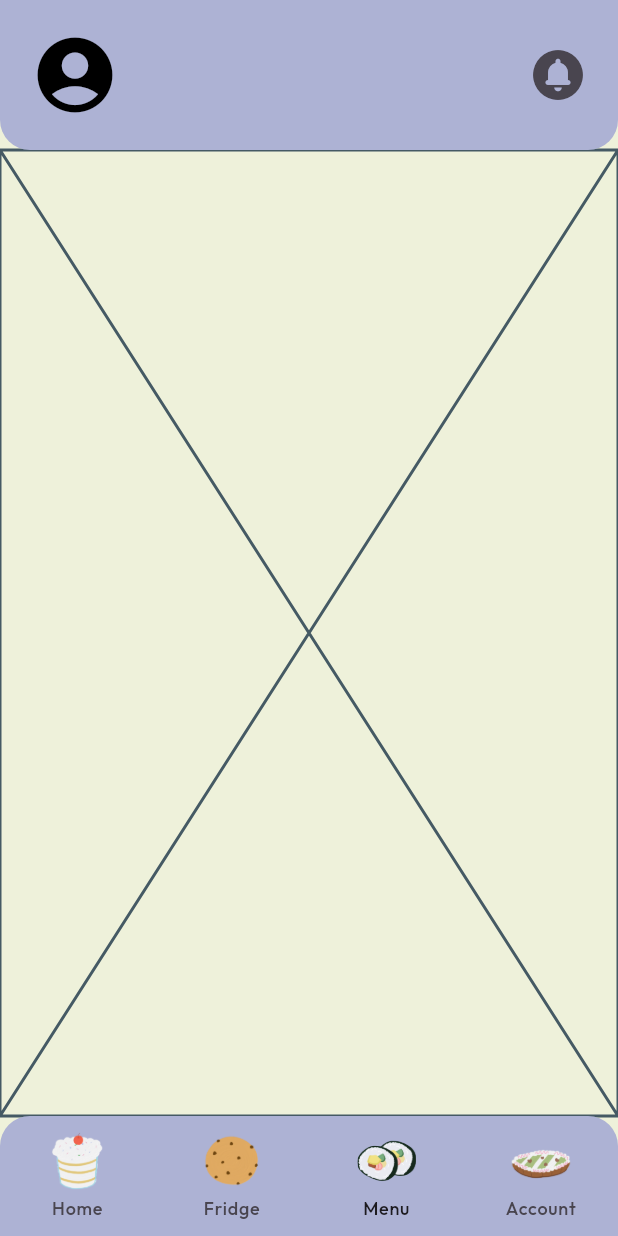
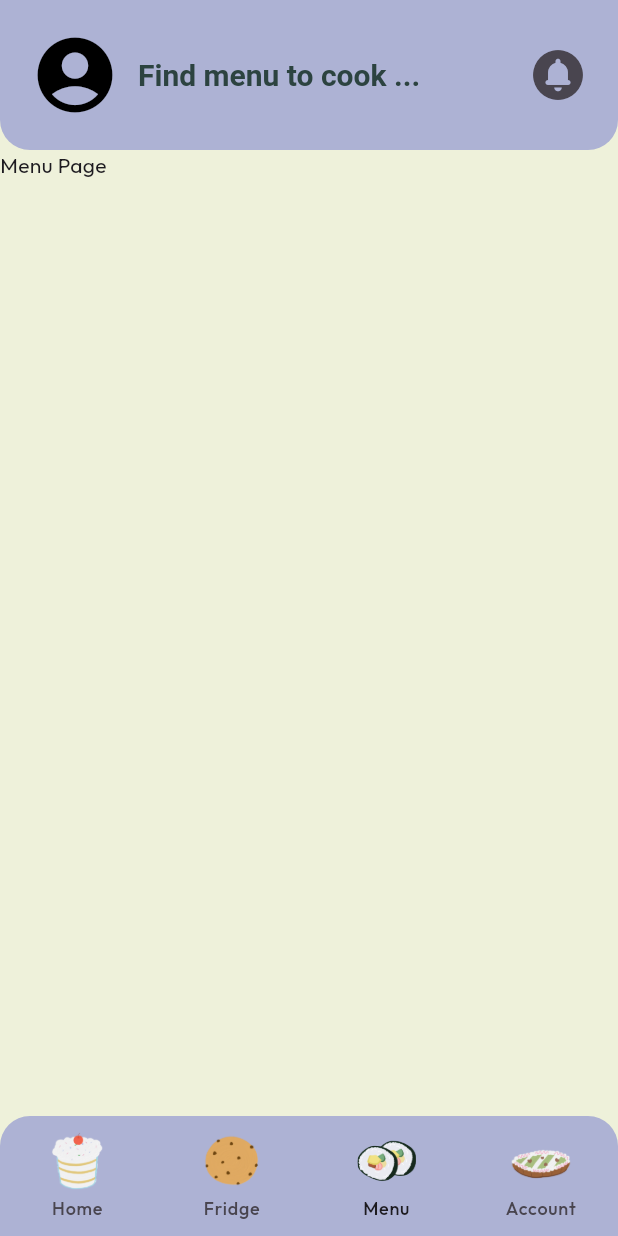
Before and after one commit to ttaaeee69/Freshly, a Flutter app: the screen it shows after launch, item 3 of the bottom bar chosen, on a phone screen of 412 x 824 dp. Run offline on Flutter 3.47's test engine with Material 3 defaults, Android fonts, the phone set to English and light mode, and no system bars; our stand-ins replace google_fonts, hexcolor.

Commit message:
create menu page and connect to BottomNavBar

```diff
--- a/freshly/lib/main.dart
+++ b/freshly/lib/main.dart
@@ -3,6 +3,7 @@ import 'package:hexcolor/hexcolor.dart';
 import 'package:google_fonts/google_fonts.dart';
 import 'pages/home_page.dart';
 import 'pages/fridge_page.dart';
+import 'pages/menu_page.dart';
 
 void main() {
   runApp(const Freshly());
@@ -106,6 +107,14 @@ class _PageNavigatorState extends State<PageNavigator> {
                     fontWeight: FontWeight.bold,
                   ),
                 ),
+              if (_selectedIndex == 2)
+                const Text(
+                  "Find menu to cook ...",
+                  style: TextStyle(
+                    fontSize: 20,
+                    fontWeight: FontWeight.bold,
+                  ),
+                ),
             ],
           ),
         ),
@@ -178,7 +187,7 @@ class _PageNavigatorState extends State<PageNavigator> {
         children: const [
           HomePage(),
           FridgePage(),
-          Placeholder(),
+          MenuPage(),
           Placeholder(),
         ],
       ),
--- /dev/null
+++ b/freshly/lib/pages/menu_page.dart
@@ -0,0 +1,10 @@
+import 'package:flutter/material.dart';
+
+class MenuPage extends StatelessWidget {
+  const MenuPage({super.key});
+
+  @override
+  Widget build(BuildContext context) {
+    return const Text("Menu Page");
+  }
+}
```
